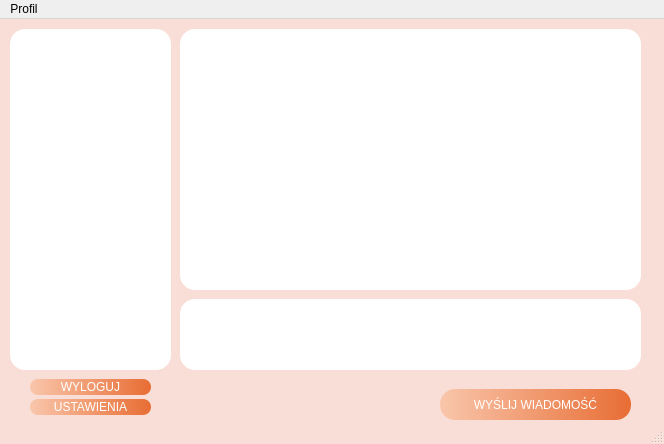
Before: the Qt Designer form Frontend/Main/UiFiles/Main_window.ui in sasuke5055/Python-messenger1, drawn with Qt 5.
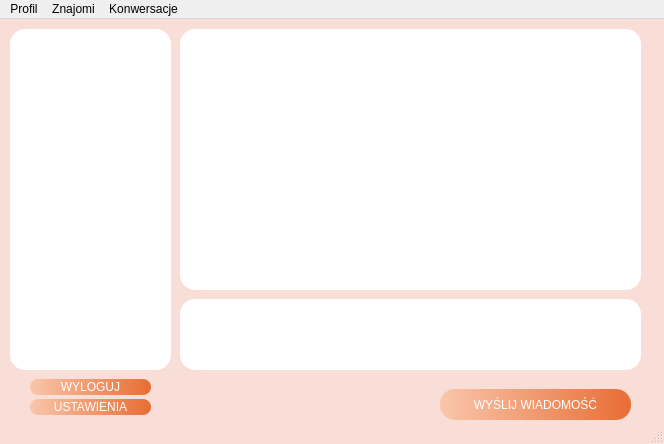
After: the same form once the commit is applied.

Diff of the .ui file:
```diff
--- a/Frontend/Main/UiFiles/Main_window.ui
+++ b/Frontend/Main/UiFiles/Main_window.ui
@@ -174,7 +174,23 @@
     <addaction name="action_change_pass"/>
     <addaction name="action_change_infos"/>
    </widget>
+   <widget class="QMenu" name="menuZnajomi">
+    <property name="title">
+     <string>Znajomi</string>
+    </property>
+    <addaction name="action_friens_list"/>
+    <addaction name="action_find_friends"/>
+    <addaction name="action_invitations_list"/>
+   </widget>
+   <widget class="QMenu" name="menuUtw_rz_konwersacje">
+    <property name="title">
+     <string>Konwersacje</string>
+    </property>
+    <addaction name="action_new_conversation"/>
+   </widget>
    <addaction name="menu_profile"/>
+   <addaction name="menuZnajomi"/>
+   <addaction name="menuUtw_rz_konwersacje"/>
   </widget>
   <widget class="QStatusBar" name="statusbar"/>
   <action name="action_change_pass">
```
Left out of the diff: 24 changed lines with no effect on the pictures.
